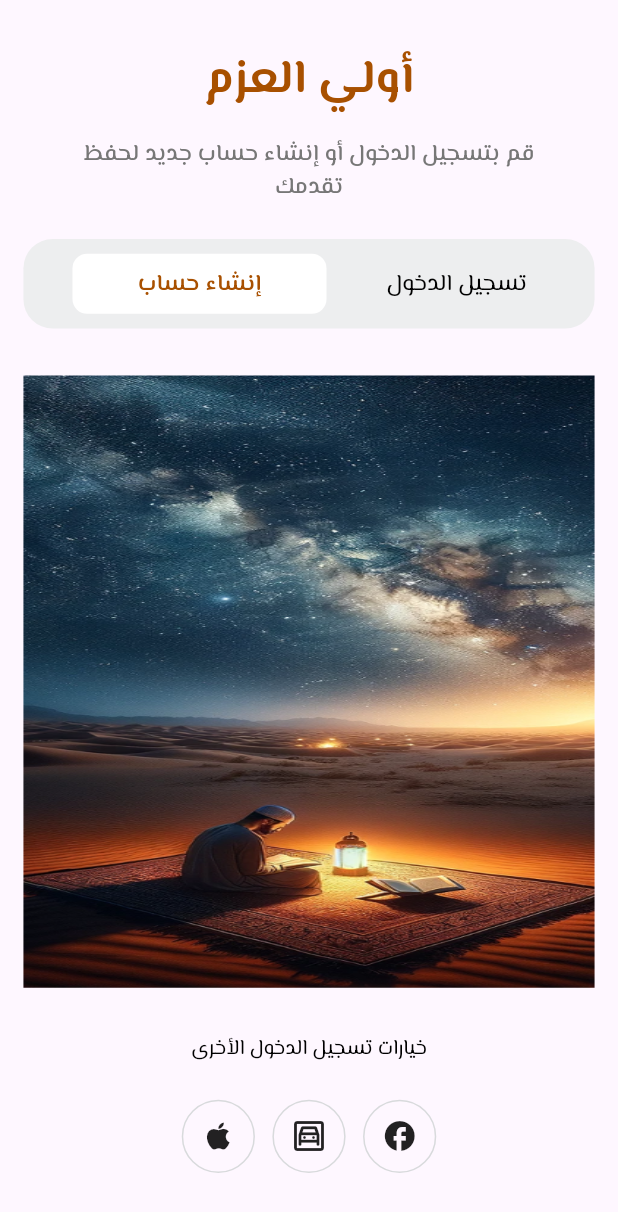
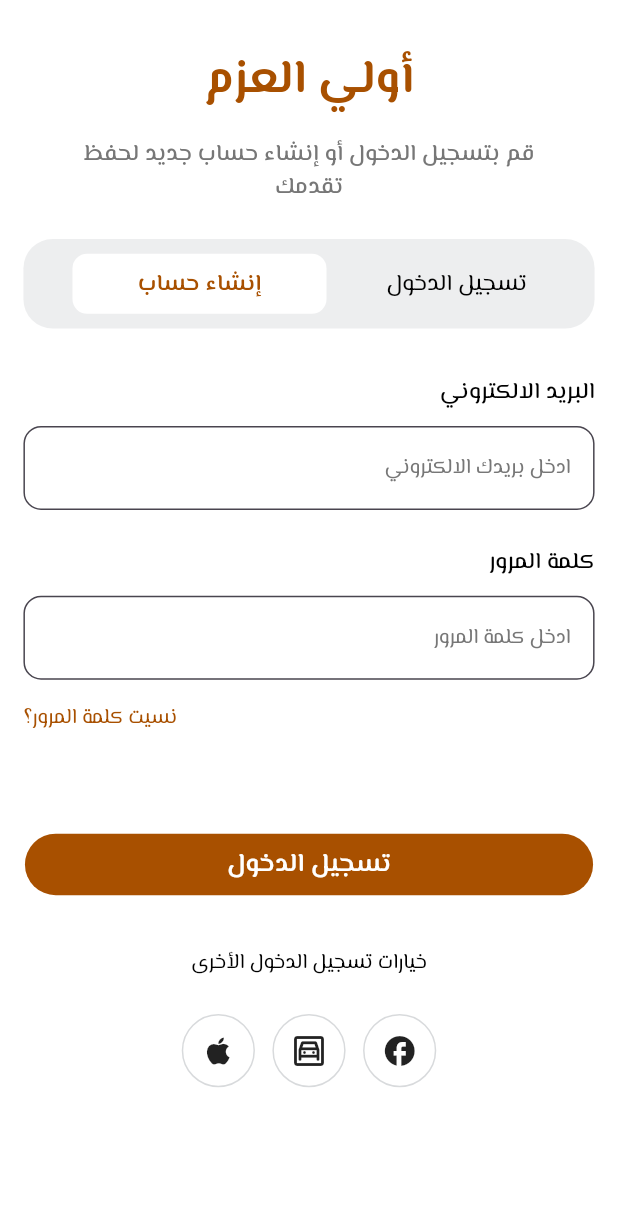
Before and after one commit to Omar20041223/Quran, a Flutter app: the RegisterView screen opened by its route, on a phone screen of 412 x 824 dp. Shown: the top 1212 px of the screen. Run offline on Flutter 3.47's test engine with Material 3 defaults, Android fonts, the phone set to English and light mode, and no system bars; our stand-ins replace flutter_screenutil, go_router, google_fonts.

Commit message:
complete login_body.dart

```diff
--- a/lib/core/widgets/custom_button.dart
+++ b/lib/core/widgets/custom_button.dart
@@ -52,7 +52,7 @@ class CustomButton extends StatelessWidget {
           child: Center(
             child: Text(
               text,
-              style: textStyle ?? Styles.textStyle20W400Brown,
+              style: textStyle ?? Styles.textStyle18W600White,
             ),
           ),
         ),
--- a/lib/core/widgets/custom_text_form_field.dart
+++ b/lib/core/widgets/custom_text_form_field.dart
@@ -12,7 +12,8 @@ class CustomTextFormField extends StatelessWidget {
         this.controller,
         this.validator,
         this.obscureText = false,
-        this.suffixIcon});
+        // this.suffixIcon
+      });
 
   final String hintText;
   // final IconData icon;
@@ -20,7 +21,7 @@ class CustomTextFormField extends StatelessWidget {
   final TextEditingController? controller;
   final String? Function(String?)? validator;
   final bool obscureText;
-  final Widget? suffixIcon;
+  // final Widget? suffixIcon;
   @override
   Widget build(BuildContext context) {
     return TextFormField(
@@ -54,6 +55,7 @@ class CustomTextFormField extends StatelessWidget {
         // ),
       ),
       keyboardType: textInputType,
+      textAlign: TextAlign.end,
     );
   }
 }
--- a/lib/features/auth/presentation/views/register_view.dart
+++ b/lib/features/auth/presentation/views/register_view.dart
@@ -7,6 +7,7 @@ class RegisterView extends StatelessWidget {
   Widget build(BuildContext context) {
     return const SafeArea(
       child: Scaffold(
+        backgroundColor: Colors.white,
         body: RegisterBody(),
       ),
     );
--- /dev/null
+++ b/lib/features/auth/presentation/views/widgets/login_body.dart
@@ -0,0 +1,25 @@
+import 'package:flutter/material.dart';
+import 'package:flutter_screenutil/flutter_screenutil.dart';
+import 'package:quran/core/utils/styles.dart';
+import 'package:quran/core/widgets/custom_button.dart';
+import 'package:quran/features/auth/presentation/views/widgets/register_custom_field.dart';
+class LoginBody extends StatelessWidget {
+  const LoginBody({super.key, required this.emailController, required this.passwordController});
+  final TextEditingController emailController;
+  final TextEditingController passwordController;
+  @override
+  Widget build(BuildContext context) {
+    return Column(
+      crossAxisAlignment: CrossAxisAlignment.start,
+      children: [
+        RegisterCustomField(title: "البريد الالكتروني", hintText: "ادخل بريدك الالكتروني", textInputType: TextInputType.emailAddress, controller: emailController),
+        24.verticalSpace,
+        RegisterCustomField(title: "كلمة المرور", hintText: "ادخل كلمة المرور", textInputType: TextInputType.visiblePassword, controller: passwordController,obscureText: true,),
+        16.verticalSpace,
+        Text("نسيت كلمة المرور؟",style: Styles.textStyle14W400Brown,),
+        64.verticalSpace,
+        CustomButton(text: "تسجيل الدخول",onPressed: (){},)
+      ],
+    );
+  }
+}
--- a/lib/features/auth/presentation/views/widgets/register_body.dart
+++ b/lib/features/auth/presentation/views/widgets/register_body.dart
@@ -1,32 +1,33 @@
 import 'package:flutter/material.dart';
 import 'package:flutter_screenutil/flutter_screenutil.dart';
-import 'package:quran/core/widgets/custom_image.dart';
+import 'package:quran/features/auth/presentation/views/widgets/login_body.dart';
 import 'package:quran/features/auth/presentation/views/widgets/register_buttons_for_tap_bar.dart';
 import 'package:quran/features/auth/presentation/views/widgets/register_header.dart';
 import 'package:quran/features/auth/presentation/views/widgets/register_tail.dart';
 
-import '../../../../../core/utils/assets.dart';
 
 class RegisterBody extends StatelessWidget {
   const RegisterBody({super.key});
 
   @override
   Widget build(BuildContext context) {
+    TextEditingController emailController = TextEditingController();
+    TextEditingController passwordController = TextEditingController();
     return Padding(
       padding: EdgeInsets.symmetric(horizontal: 16.0.h),
+      child: SingleChildScrollView(
         child: Column(
           children: [
             const RegisterHeader(),
             24.verticalSpace,
             RegisterButtonsForTapBar(onIndexChanged: (int value) {  },),
             32.verticalSpace,
-          const Expanded(
-            child: CustomImage(url: Assets.onBoarding1),
-          ),
+            LoginBody(emailController: emailController, passwordController: passwordController),
             const RegisterTail(),
             43.verticalSpace,
           ],
         ),
+      ),
     );
   }
 }
--- /dev/null
+++ b/lib/features/auth/presentation/views/widgets/register_custom_field.dart
@@ -0,0 +1,23 @@
+import 'package:flutter/material.dart';
+import 'package:flutter_screenutil/flutter_screenutil.dart';
+import 'package:quran/core/utils/styles.dart';
+import 'package:quran/core/widgets/custom_text_form_field.dart';
+class RegisterCustomField extends StatelessWidget {
+  const RegisterCustomField({super.key, required this.title, required this.hintText, required this.textInputType, required this.controller, this.obscureText = false});
+  final String title;
+  final String hintText;
+  final TextInputType textInputType;
+  final TextEditingController controller;
+  final bool obscureText;
+  @override
+  Widget build(BuildContext context) {
+    return Column(
+      crossAxisAlignment: CrossAxisAlignment.end,
+      children: [
+        Text(title,style: Styles.textStyle16W500Black,),
+        12.verticalSpace,
+        CustomTextFormField(hintText: hintText, textInputType: textInputType,controller:controller,obscureText: obscureText,)
+      ],
+    );
+  }
+}
```
Also changed, not shown: lib/features/auth/presentation/views/widgets/register_custom_button.dart (added, +10 -0 lines). Lines whose indentation alone changed are shown as unchanged.
